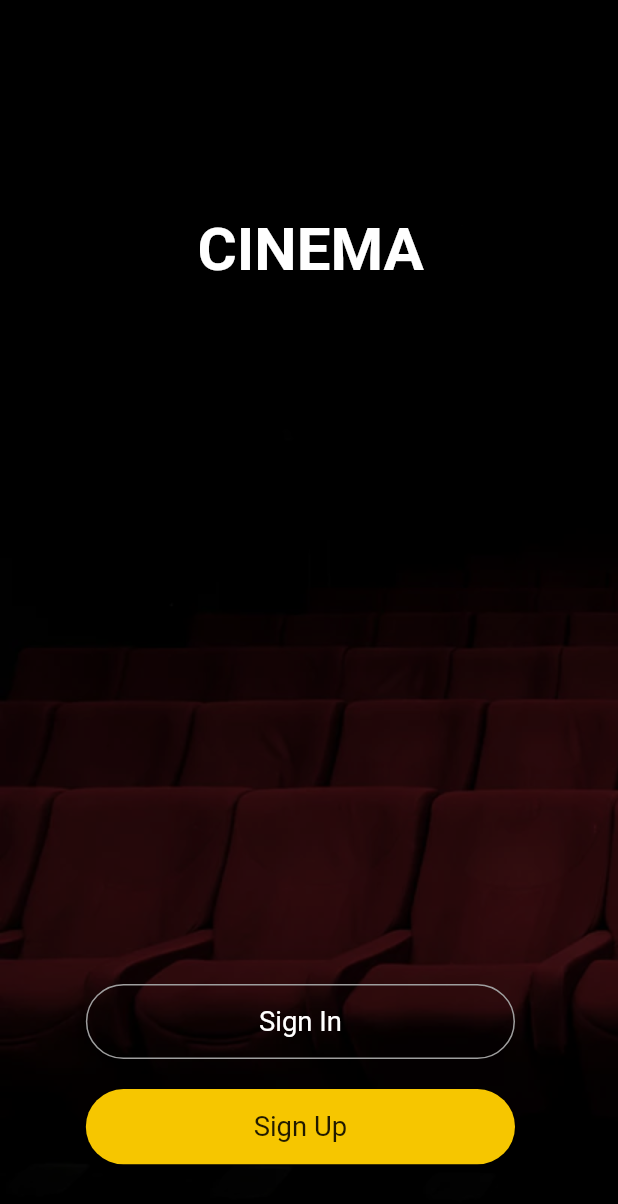
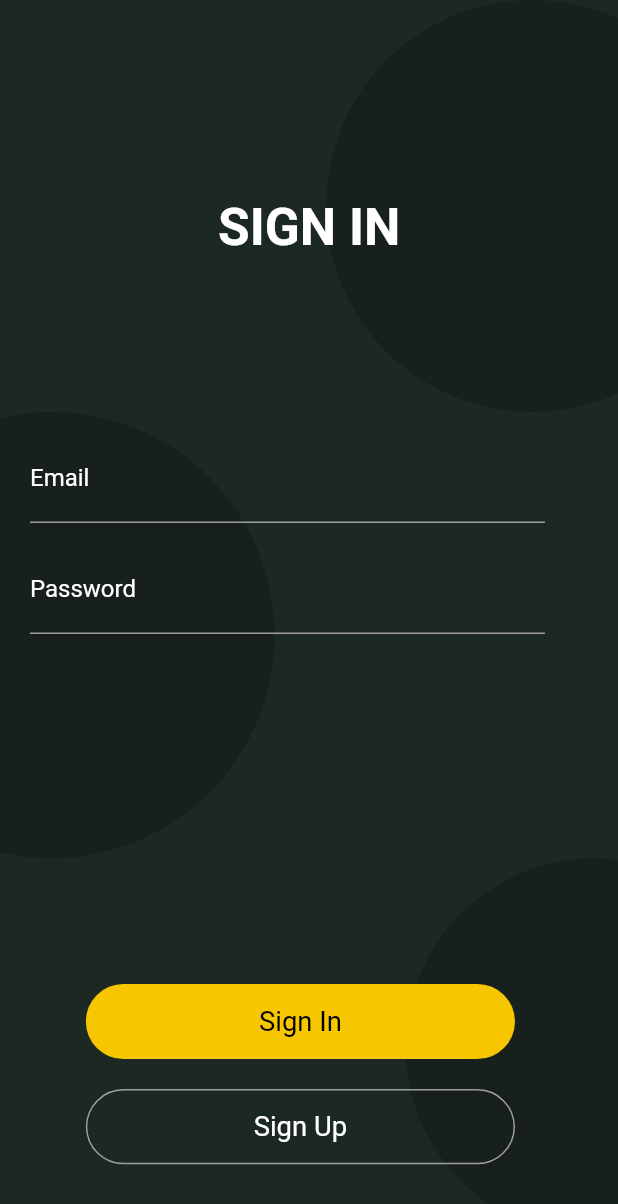
Before and after one commit to Mo0Khaled/Cienma-Flutter-App, a Flutter app: the screen it shows after launch, on a phone screen of 412 x 824 dp. Shown: the top 1204 px of the screen. Run offline on Flutter 3.47's test engine with Material 2 defaults, Android fonts, the phone set to English and light mode, and no system bars; our stand-ins replace flutter_screenutil.

Commit message:
Authentication screen finish

```diff
--- a/lib/main.dart
+++ b/lib/main.dart
@@ -1,4 +1,4 @@
-import 'package:cinema_flutter_app/screens/authentecation/onboarding_screen.dart';
+import 'package:cinema_flutter_app/screens/authentecation/auth_screen.dart';
 import 'package:cinema_flutter_app/screens/home_page.dart';
 import 'package:flutter/material.dart';
 import 'package:flutter_screenutil/flutter_screenutil.dart';
@@ -19,8 +19,11 @@ class CinemaApp extends StatelessWidget {
         title: 'Cinema App',
         theme: ThemeData(
           primarySwatch: Colors.blueGrey,
+          textTheme: TextTheme(
+            bodyText1: TextStyle(color: Colors.white),
+          )
         ),
-        home: OnBoardingScreen(),
+        home: AuthenticationScreen(),
       ),
     );
   }
--- a/lib/screens/authentecation/auth_screen.dart
+++ b/lib/screens/authentecation/auth_screen.dart
@@ -0,0 +1,204 @@
+import 'package:cinema_flutter_app/widgets/static_balls.dart';
+import 'package:flutter/material.dart';
+import 'package:flutter_screenutil/screen_util.dart';
+
+class AuthenticationScreen extends StatefulWidget {
+  @override
+  _AuthenticationScreenState createState() => _AuthenticationScreenState();
+}
+
+enum AuthMode { signUp, LogIn }
+
+class _AuthenticationScreenState extends State<AuthenticationScreen> {
+  final _formKey = GlobalKey<FormState>();
+  final _passwordController = TextEditingController();
+  AuthMode _authMode = AuthMode.LogIn;
+
+  void _switchMode() {
+    if (_authMode == AuthMode.LogIn) {
+      setState(() {
+        _authMode = AuthMode.signUp;
+      });
+      // _controller.forward();
+    } else {
+      setState(() {
+        _authMode = AuthMode.LogIn;
+      });
+      // _controller.reverse();
+    }
+  }
+
+  @override
+  Widget build(BuildContext context) {
+    return Scaffold(
+      resizeToAvoidBottomInset: false,
+      backgroundColor: Color(0xFF1C2922),
+      body: Stack(
+        children: [
+          StaticBalls(),
+          Positioned(
+            left: ScreenUtil().setWidth(127),
+            top: ScreenUtil().setHeight(110),
+            child: Text(
+              'SIGN IN',
+              style: TextStyle(
+                color: Colors.white,
+                fontWeight: FontWeight.bold,
+                fontSize: ScreenUtil().setSp(30),
+              ),
+            ),
+          ),
+          Positioned(
+            top: ScreenUtil().setHeight(230),
+            child: Padding(
+              padding: const EdgeInsets.only(left: 20, bottom: 20),
+              child: Container(
+                width: ScreenUtil().setWidth(300),
+                child: Form(
+                  key: _formKey,
+                  child: Column(
+                    children: [
+                      if (_authMode == AuthMode.signUp)
+                        TextFormField(
+                          decoration: InputDecoration(
+                            labelText: "Name",
+                            labelStyle: TextStyle(color: Colors.white),
+                            enabledBorder: UnderlineInputBorder(
+                              borderSide: BorderSide(color: Colors.grey),
+                            ),
+                            focusedBorder: UnderlineInputBorder(
+                              borderSide: BorderSide(color: Colors.grey),
+                            ),
+                          ),
+                          validator: (value) {
+                            if (value.isEmpty) return "Please Enter Your Name";
+                            return null;
+                          },
+                        ),
+                      SizedBox(
+                        height: 15,
+                      ),
+                      TextFormField(
+                        decoration: InputDecoration(
+                          labelText: "Email",
+                          labelStyle: TextStyle(color: Colors.white),
+                          enabledBorder: UnderlineInputBorder(
+                            borderSide: BorderSide(color: Colors.grey),
+                          ),
+                          focusedBorder: UnderlineInputBorder(
+                            borderSide: BorderSide(color: Colors.grey),
+                          ),
+                        ),
+                        validator: (value) {
+                          if (value.isEmpty) return "Please Enter Your Email";
+                          if (!value.contains('@'))
+                            return "Please Enter Valid Email";
+                          return null;
+                        },
+                      ),
+                      SizedBox(
+                        height: 15,
+                      ),
+                      TextFormField(
+                        decoration: InputDecoration(
+                          labelText: "Password",
+                          labelStyle: TextStyle(color: Colors.white),
+                          enabledBorder: UnderlineInputBorder(
+                            borderSide: BorderSide(color: Colors.grey),
+                          ),
+                          focusedBorder: UnderlineInputBorder(
+                            borderSide: BorderSide(color: Colors.grey),
+                          ),
+                        ),
+                        validator: (value) {
+                          if (value.isEmpty)
+                            return "Please Enter Your Password";
+                          if (value.length < 6)
+                            return "Your Password is too weak";
+                          return null;
+                        },
+                      ),
+                      SizedBox(
+                        height: 15,
+                      ),
+                      if (_authMode == AuthMode.signUp)
+                        TextFormField(
+                          decoration: InputDecoration(
+                            labelText: "Re-type Password",
+                            labelStyle: TextStyle(color: Colors.white),
+                            enabledBorder: UnderlineInputBorder(
+                              borderSide: BorderSide(color: Colors.grey),
+                            ),
+                            focusedBorder: UnderlineInputBorder(
+                              borderSide: BorderSide(color: Colors.grey),
+                            ),
+                          ),
+                          validator: (value) {
+                            if (value.isEmpty)
+                              return "Please Enter Your Password Again";
+                            return null;
+                          },
+                        ),
+                    ],
+                  ),
+                ),
+              ),
+            ),
+          ),
+          Positioned(
+            bottom: ScreenUtil().setHeight(40),
+            left: ScreenUtil().setWidth(50),
+            child: Column(
+              crossAxisAlignment: CrossAxisAlignment.center,
+              mainAxisAlignment: MainAxisAlignment.center,
+              children: [
+                GestureDetector(
+                  onTap: () {},
+                  child: Container(
+                    width: ScreenUtil().setWidth(250),
+                    height: ScreenUtil().setHeight(42),
+                    alignment: Alignment.center,
+                    decoration: BoxDecoration(
+                      color: Color(0xFFF6C600),
+                      borderRadius: BorderRadius.circular(30),
+                    ),
+                    child: Text(
+                      "${_authMode == AuthMode.LogIn ? 'Sign In' : 'Sign Up'}",
+                      style: TextStyle(
+                        color: Colors.black,
+                        fontSize: ScreenUtil().setSp(16),
+                      ),
+                    ),
+                  ),
+                ),
+                SizedBox(
+                  height: 20,
+                ),
+                GestureDetector(
+                  onTap: _switchMode,
+                  child: Container(
+                    width: ScreenUtil().setWidth(250),
+                    height: ScreenUtil().setHeight(42),
+                    alignment: Alignment.center,
+                    decoration: BoxDecoration(
+                      color: Colors.transparent,
+                      borderRadius: BorderRadius.circular(30),
+                      border: Border.all(color: Colors.grey),
+                    ),
+                    child: Text(
+                      "${_authMode == AuthMode.LogIn ? 'Sign Up' : 'Sign In'}",
+                      style: TextStyle(
+                        fontSize: ScreenUtil().setSp(16),
+                        color: Colors.white
+                      ),
+                    ),
+                  ),
+                ),
+              ],
+            ),
+          ),
+        ],
+      ),
+    );
+  }
+}
```
